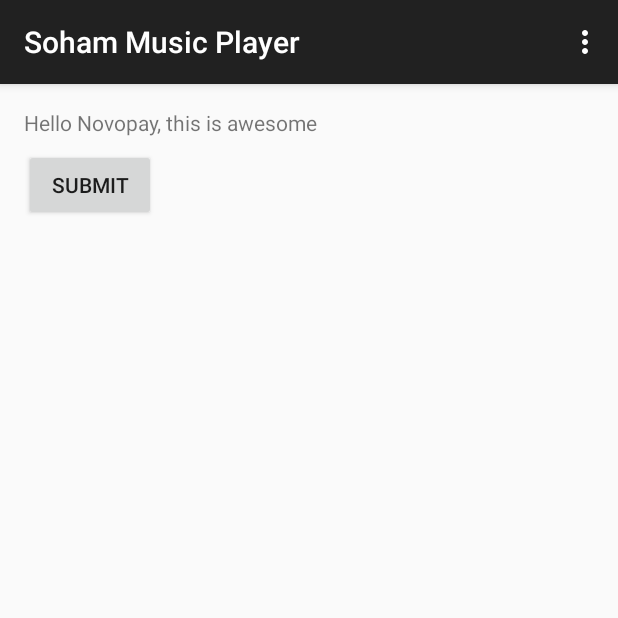
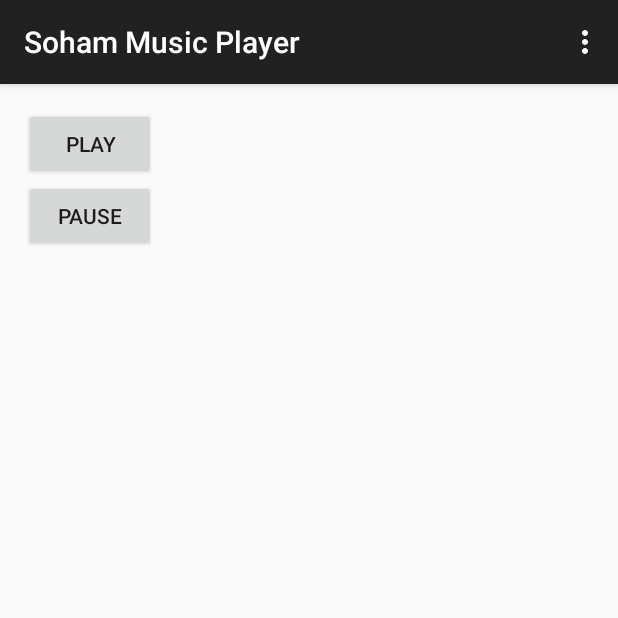
Before and after one commit to sohamtriveous/novopaymp, an Android app: the screen it shows after launch (MainActivity), on a phone screen of 412 x 824 dp, the top half of it. Run offline under Robolectric (Android 15) with nearby library versions, the phone set to English and light mode, and no system bars.

Commit message:
play and pause working

```diff
--- a/app/src/main/java/com/novopay/sohammusicplayer/MainActivity.java
+++ b/app/src/main/java/com/novopay/sohammusicplayer/MainActivity.java
@@ -1,19 +1,45 @@
 package com.novopay.sohammusicplayer;
 
+import android.media.MediaPlayer;
+import android.os.Bundle;
 import android.support.v7.app.ActionBarActivity;
-import android.os.Bundle;
 import android.view.Menu;
 import android.view.MenuItem;
-
-import com.squareup.picasso.Picasso;
-
+import android.view.View;
+import android.widget.Button;
+import android.widget.Toast;
 
 public class MainActivity extends ActionBarActivity {
+    private Button mPlayButton;
+    private Button mPauseButton;
+
+    private MediaPlayer mediaPlayer;
 
     @Override
     protected void onCreate(Bundle savedInstanceState) {
         super.onCreate(savedInstanceState);
         setContentView(R.layout.activity_main);
+
+//        mediaPlayer = MediaPlayer.create(this, R.raw.a);
+
+        mPlayButton = (Button) findViewById(R.id.activity_main_play);
+        mPauseButton = (Button) findViewById(R.id.activity_main_pause);
+
+        mPlayButton.setOnClickListener(new View.OnClickListener() {
+            @Override
+            public void onClick(View v) {
+                Toast.makeText(MainActivity.this, "Play is clicked", Toast.LENGTH_SHORT).show();
+                mediaPlayer.start();
+            }
+        });
+
+        mPauseButton.setOnClickListener(new View.OnClickListener() {
+            @Override
+            public void onClick(View v) {
+                Toast.makeText(MainActivity.this, "Pause is clicked", Toast.LENGTH_SHORT).show();
+                mediaPlayer.pause();
+            }
+        });
     }
 
     @Override
--- a/app/src/main/res/layout/activity_main.xml
+++ b/app/src/main/res/layout/activity_main.xml
@@ -1,7 +1,8 @@
-<RelativeLayout xmlns:android="http://schemas.android.com/apk/res/android"
+<LinearLayout xmlns:android="http://schemas.android.com/apk/res/android"
     xmlns:tools="http://schemas.android.com/tools"
     android:layout_width="match_parent"
     android:layout_height="match_parent"
+    android:orientation="vertical"
     android:paddingBottom="@dimen/activity_vertical_margin"
     android:paddingLeft="@dimen/activity_horizontal_margin"
     android:paddingRight="@dimen/activity_horizontal_margin"
@@ -9,18 +10,15 @@
     tools:context=".MainActivity">
 
     <Button
-        android:id="@+id/activity_main_submit"
+        android:id="@+id/activity_main_play"
         android:layout_width="wrap_content"
         android:layout_height="wrap_content"
-        android:layout_below="@+id/activity_main_title"
-        android:layout_marginTop="8dp"
-        android:text="@string/click_me"/>
+        android:text="Play" />
 
-    <TextView
-        android:id="@+id/activity_main_title"
+    <Button
+        android:id="@+id/activity_main_pause"
         android:layout_width="wrap_content"
         android:layout_height="wrap_content"
-        android:text="@string/hello_novopay"
-        android:layout_alignParentTop="true"/>
+        android:text="Pause" />
 
-</RelativeLayout>
+</LinearLayout>
```
Also changed, not shown: 2 other files.
